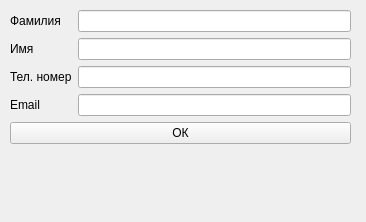
Old version of the form Layout/ChangeVisitor.ui in the repository TeflonDervish/Coursework.
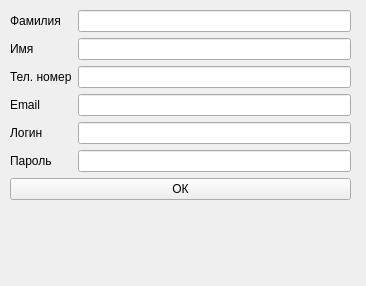
New version of the form.

What changed in the file:
```diff
--- a/Layout/ChangeVisitor.ui
+++ b/Layout/ChangeVisitor.ui
@@ -7,7 +7,7 @@
     <x>0</x>
     <y>0</y>
     <width>366</width>
-    <height>222</height>
+    <height>286</height>
    </rect>
   </property>
   <property name="windowTitle">
@@ -22,7 +22,7 @@
      <x>0</x>
      <y>0</y>
      <width>361</width>
-     <height>201</height>
+     <height>275</height>
     </rect>
    </property>
    <layout class="QFormLayout" name="formLayout">
@@ -66,7 +66,7 @@
       </property>
      </widget>
     </item>
-    <item row="4" column="0" colspan="2">
+    <item row="6" column="0" colspan="2">
      <widget class="QPushButton" name="pushButton">
       <property name="text">
        <string>ОК</string>
@@ -85,6 +85,26 @@
     <item row="0" column="1">
      <widget class="QLineEdit" name="Surname"/>
     </item>
+    <item row="4" column="1">
+     <widget class="QLineEdit" name="Login"/>
+    </item>
+    <item row="5" column="1">
+     <widget class="QLineEdit" name="Password"/>
+    </item>
+    <item row="4" column="0">
+     <widget class="QLabel" name="label_5">
+      <property name="text">
+       <string>Логин</string>
+      </property>
+     </widget>
+    </item>
+    <item row="5" column="0">
+     <widget class="QLabel" name="label_6">
+      <property name="text">
+       <string>Пароль</string>
+      </property>
+     </widget>
+    </item>
    </layout>
   </widget>
  </widget>
```
